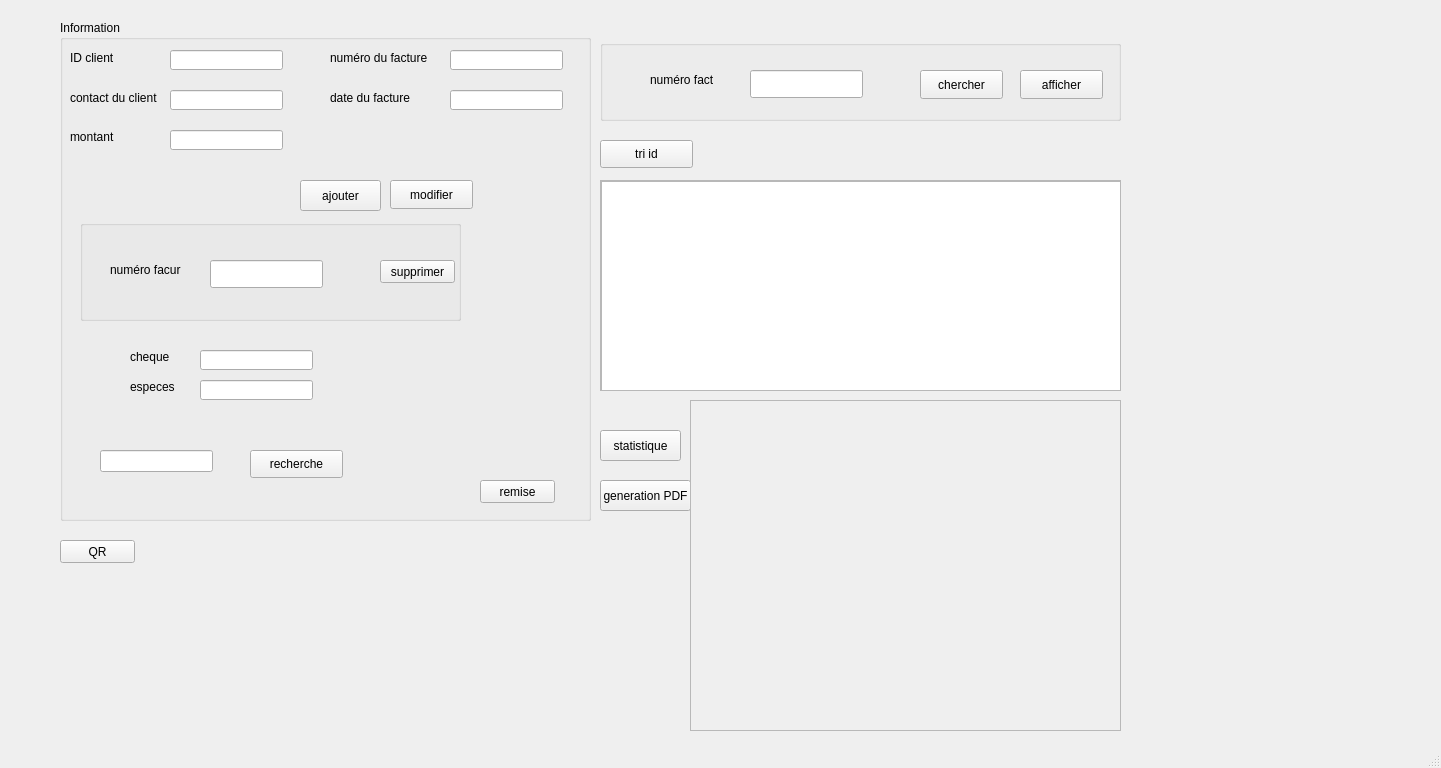
Above: mainwindow.ui from semah22/Projet-cpp before the change. Below: the same form after it.
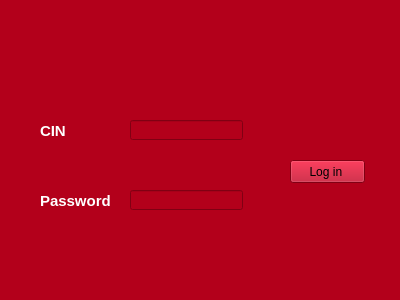
That is the form after the change.

What changed in the file:
```diff
--- a/mainwindow.ui
+++ b/mainwindow.ui
@@ -6,488 +6,100 @@
    <rect>
     <x>0</x>
     <y>0</y>
-    <width>1441</width>
-    <height>768</height>
+    <width>400</width>
+    <height>300</height>
    </rect>
   </property>
   <property name="windowTitle">
    <string>MainWindow</string>
   </property>
-  <widget class="QWidget" name="centralwidget">
-   <widget class="QScrollArea" name="scrollArea">
+  <property name="styleSheet">
+   <string notr="true">background-color: rgb(179, 0, 27);</string>
+  </property>
+  <widget class="QWidget" name="centralWidget">
+   <widget class="QPushButton" name="pushButton">
     <property name="geometry">
      <rect>
-      <x>600</x>
-      <y>180</y>
-      <width>521</width>
-      <height>211</height>
-     </rect>
-    </property>
-    <property name="widgetResizable">
-     <bool>true</bool>
-    </property>
-    <widget class="QWidget" name="scrollAreaWidgetContents">
-     <property name="geometry">
-      <rect>
-       <x>0</x>
-       <y>0</y>
-       <width>519</width>
-       <height>209</height>
-      </rect>
-     </property>
-     <widget class="QTableView" name="tabView">
-      <property name="geometry">
-       <rect>
-        <x>0</x>
-        <y>0</y>
-        <width>521</width>
-        <height>251</height>
-       </rect>
-      </property>
-     </widget>
-    </widget>
-   </widget>
-   <widget class="QGroupBox" name="groupBox_3">
-    <property name="geometry">
-     <rect>
-      <x>600</x>
-      <y>40</y>
-      <width>521</width>
-      <height>81</height>
-     </rect>
-    </property>
-    <property name="title">
-     <string/>
-    </property>
-    <widget class="QPushButton" name="pushButton_3">
-     <property name="geometry">
-      <rect>
-       <x>320</x>
-       <y>30</y>
-       <width>83</width>
-       <height>29</height>
-      </rect>
-     </property>
-     <property name="text">
-      <string>chercher</string>
-     </property>
-    </widget>
-    <widget class="QPushButton" name="pushButton_4">
-     <property name="geometry">
-      <rect>
-       <x>420</x>
-       <y>30</y>
-       <width>83</width>
-       <height>29</height>
-      </rect>
-     </property>
-     <property name="text">
-      <string>afficher</string>
-     </property>
-    </widget>
-    <widget class="QLineEdit" name="num_d">
-     <property name="geometry">
-      <rect>
-       <x>150</x>
-       <y>30</y>
-       <width>113</width>
-       <height>28</height>
-      </rect>
-     </property>
-    </widget>
-    <widget class="QLabel" name="label_8">
-     <property name="geometry">
-      <rect>
-       <x>50</x>
-       <y>30</y>
-       <width>63</width>
-       <height>20</height>
-      </rect>
-     </property>
-     <property name="text">
-      <string>numéro facture</string>
-     </property>
-    </widget>
-   </widget>
-   <widget class="QGroupBox" name="groupBox_4">
-    <property name="geometry">
-     <rect>
-      <x>60</x>
-      <y>20</y>
-      <width>531</width>
-      <height>501</height>
-     </rect>
-    </property>
-    <property name="title">
-     <string>Information</string>
-    </property>
-    <widget class="QLabel" name="label_2">
-     <property name="geometry">
-      <rect>
-       <x>10</x>
-       <y>30</y>
-       <width>71</width>
-       <height>16</height>
-      </rect>
-     </property>
-     <property name="text">
-      <string>ID client</string>
-     </property>
-    </widget>
-    <widget class="QLabel" name="label_4">
-     <property name="geometry">
-      <rect>
-       <x>10</x>
-       <y>70</y>
-       <width>91</width>
-       <height>16</height>
-      </rect>
-     </property>
-     <property name="text">
-      <string>contact du client</string>
-     </property>
-    </widget>
-    <widget class="QLabel" name="label_5">
-     <property name="geometry">
-      <rect>
-       <x>10</x>
-       <y>110</y>
-       <width>47</width>
-       <height>14</height>
-      </rect>
-     </property>
-     <property name="text">
-      <string>montant</string>
-     </property>
-    </widget>
-    <widget class="QLineEdit" name="le_montant_fact">
-     <property name="geometry">
-      <rect>
-       <x>110</x>
-       <y>110</y>
-       <width>113</width>
-       <height>20</height>
-      </rect>
-     </property>
-    </widget>
-    <widget class="QLineEdit" name="le_num_tel">
-     <property name="geometry">
-      <rect>
-       <x>110</x>
-       <y>70</y>
-       <width>113</width>
-       <height>20</height>
-      </rect>
-     </property>
-    </widget>
-    <widget class="QLineEdit" name="le_id_client">
-     <property name="geometry">
-      <rect>
-       <x>110</x>
-       <y>30</y>
-       <width>113</width>
-       <height>20</height>
-      </rect>
-     </property>
-    </widget>
-    <widget class="QPushButton" name="pb_ajouter">
-     <property name="geometry">
-      <rect>
-       <x>240</x>
-       <y>160</y>
-       <width>81</width>
-       <height>31</height>
-      </rect>
-     </property>
-     <property name="text">
-      <string>ajouter</string>
-     </property>
-    </widget>
-    <widget class="QPushButton" name="pb_modifier">
-     <property name="geometry">
-      <rect>
-       <x>330</x>
-       <y>160</y>
-       <width>83</width>
-       <height>29</height>
-      </rect>
-     </property>
-     <property name="text">
-      <string>modifier</string>
-     </property>
-    </widget>
-    <widget class="QLineEdit" name="le_num_fact">
-     <property name="geometry">
-      <rect>
-       <x>390</x>
-       <y>30</y>
-       <width>113</width>
-       <height>20</height>
-      </rect>
-     </property>
-    </widget>
-    <widget class="QLabel" name="label">
-     <property name="geometry">
-      <rect>
-       <x>270</x>
-       <y>30</y>
-       <width>101</width>
-       <height>16</height>
-      </rect>
-     </property>
-     <property name="text">
-      <string>numéro du facture</string>
-     </property>
-    </widget>
-    <widget class="QLabel" name="label_3">
-     <property name="geometry">
-      <rect>
-       <x>270</x>
-       <y>70</y>
-       <width>91</width>
-       <height>16</height>
-      </rect>
-     </property>
-     <property name="text">
-      <string>date du facture</string>
-     </property>
-    </widget>
-    <widget class="QGroupBox" name="groupBox_2">
-     <property name="geometry">
-      <rect>
-       <x>20</x>
-       <y>200</y>
-       <width>381</width>
-       <height>101</height>
-      </rect>
-     </property>
-     <property name="title">
-      <string/>
-     </property>
-     <widget class="QPushButton" name="pb_supprimer">
-      <property name="geometry">
-       <rect>
-        <x>300</x>
-        <y>40</y>
-        <width>75</width>
-        <height>23</height>
-       </rect>
-      </property>
-      <property name="text">
-       <string>supprimer</string>
-      </property>
-     </widget>
-     <widget class="QLabel" name="label_7">
-      <property name="geometry">
-       <rect>
-        <x>30</x>
-        <y>40</y>
-        <width>71</width>
-        <height>20</height>
-       </rect>
-      </property>
-      <property name="text">
-       <string>numéro facure</string>
-      </property>
-     </widget>
-     <widget class="QLineEdit" name="num_s">
-      <property name="geometry">
-       <rect>
-        <x>130</x>
-        <y>40</y>
-        <width>113</width>
-        <height>28</height>
-       </rect>
-      </property>
-     </widget>
-    </widget>
-    <widget class="QLineEdit" name="le_date_fact">
-     <property name="geometry">
-      <rect>
-       <x>390</x>
-       <y>70</y>
-       <width>113</width>
-       <height>20</height>
-      </rect>
-     </property>
-    </widget>
-    <widget class="QLabel" name="label_6">
-     <property name="geometry">
-      <rect>
-       <x>70</x>
-       <y>330</y>
-       <width>47</width>
-       <height>14</height>
-      </rect>
-     </property>
-     <property name="text">
-      <string>cheque</string>
-     </property>
-    </widget>
-    <widget class="QLabel" name="label_10">
-     <property name="geometry">
-      <rect>
-       <x>70</x>
-       <y>360</y>
-       <width>47</width>
-       <height>14</height>
-      </rect>
-     </property>
-     <property name="text">
-      <string>especes</string>
-     </property>
-    </widget>
-    <widget class="QLineEdit" name="le_payer_par_cheques">
-     <property name="geometry">
-      <rect>
-       <x>140</x>
-       <y>330</y>
-       <width>113</width>
-       <height>20</height>
-      </rect>
-     </property>
-    </widget>
-    <widget class="QLineEdit" name="le_payer_par_especes">
-     <property name="geometry">
-      <rect>
-       <x>140</x>
-       <y>360</y>
-       <width>113</width>
-       <height>20</height>
-      </rect>
-     </property>
-    </widget>
-    <widget class="QLineEdit" name="le_recherche">
-     <property name="geometry">
-      <rect>
-       <x>40</x>
-       <y>430</y>
-       <width>113</width>
-       <height>22</height>
-      </rect>
-     </property>
-    </widget>
-    <widget class="QPushButton" name="pushButton">
-     <property name="geometry">
-      <rect>
-       <x>190</x>
-       <y>430</y>
-       <width>93</width>
-       <height>28</height>
-      </rect>
-     </property>
-     <property name="text">
-      <string>recherche</string>
-     </property>
-    </widget>
-    <widget class="QPushButton" name="remise">
-     <property name="geometry">
-      <rect>
-       <x>420</x>
-       <y>460</y>
-       <width>75</width>
-       <height>23</height>
-      </rect>
-     </property>
-     <property name="text">
-      <string>remise</string>
-     </property>
-    </widget>
-   </widget>
-   <widget class="QPushButton" name="pb_tri_id">
-    <property name="geometry">
-     <rect>
-      <x>600</x>
-      <y>140</y>
-      <width>93</width>
-      <height>28</height>
-     </rect>
-    </property>
-    <property name="text">
-     <string>tri id</string>
-    </property>
-   </widget>
-   <widget class="QPushButton" name="pushButton_5">
-    <property name="geometry">
-     <rect>
-      <x>600</x>
-      <y>480</y>
-      <width>91</width>
-      <height>31</height>
-     </rect>
-    </property>
-    <property name="text">
-     <string>generation PDF</string>
-    </property>
-   </widget>
-   <widget class="QPushButton" name="pushButton_6">
-    <property name="geometry">
-     <rect>
-      <x>600</x>
-      <y>430</y>
-      <width>81</width>
-      <height>31</height>
-     </rect>
-    </property>
-    <property name="text">
-     <string>statistique</string>
-    </property>
-   </widget>
-   <widget class="QFrame" name="stat_2">
-    <property name="geometry">
-     <rect>
-      <x>690</x>
-      <y>400</y>
-      <width>431</width>
-      <height>331</height>
-     </rect>
-    </property>
-    <property name="frameShape">
-     <enum>QFrame::StyledPanel</enum>
-    </property>
-    <property name="frameShadow">
-     <enum>QFrame::Raised</enum>
-    </property>
-   </widget>
-   <widget class="QLabel" name="qrlabel">
-    <property name="geometry">
-     <rect>
-      <x>1130</x>
-      <y>370</y>
-      <width>251</width>
-      <height>201</height>
-     </rect>
-    </property>
-    <property name="text">
-     <string/>
-    </property>
-   </widget>
-   <widget class="QPushButton" name="QR">
-    <property name="geometry">
-     <rect>
-      <x>60</x>
-      <y>540</y>
+      <x>290</x>
+      <y>160</y>
       <width>75</width>
       <height>23</height>
      </rect>
     </property>
     <property name="text">
-     <string>QR</string>
+     <string>Log in </string>
     </property>
    </widget>
+   <widget class="QLabel" name="label">
+    <property name="geometry">
+     <rect>
+      <x>40</x>
+      <y>120</y>
+      <width>61</width>
+      <height>21</height>
+     </rect>
+    </property>
+    <property name="font">
+     <font>
+      <pointsize>11</pointsize>
+      <weight>75</weight>
+      <bold>true</bold>
+     </font>
+    </property>
+    <property name="styleSheet">
+     <string notr="true">color: rgb(255, 255, 255);</string>
+    </property>
+    <property name="text">
+     <string>CIN</string>
+    </property>
+   </widget>
+   <widget class="QLabel" name="label_2">
+    <property name="geometry">
+     <rect>
+      <x>40</x>
+      <y>190</y>
+      <width>81</width>
+      <height>21</height>
+     </rect>
+    </property>
+    <property name="font">
+     <font>
+      <pointsize>11</pointsize>
+      <weight>75</weight>
+      <bold>true</bold>
+     </font>
+    </property>
+    <property name="styleSheet">
+     <string notr="true">color: rgb(255, 255, 255);</string>
+    </property>
+    <property name="text">
+     <string>Password</string>
+    </property>
+   </widget>
+   <widget class="QLineEdit" name="lineEdit">
+    <property name="geometry">
+     <rect>
+      <x>130</x>
+      <y>190</y>
+      <width>113</width>
+      <height>20</height>
+     </rect>
+    </property>
+   </widget>
+   <widget class="QLineEdit" name="lineEdit_CINLOG">
+    <property name="geometry">
+     <rect>
+      <x>130</x>
+      <y>120</y>
+      <width>113</width>
+      <height>20</height>
+     </rect>
+    </property>
+   </widget>
   </widget>
-  <widget class="QMenuBar" name="menubar">
-   <property name="geometry">
-    <rect>
-     <x>0</x>
-     <y>0</y>
-     <width>1441</width>
-     <height>22</height>
-    </rect>
-   </property>
-  </widget>
-  <widget class="QStatusBar" name="statusbar"/>
+  <widget class="QStatusBar" name="statusBar"/>
  </widget>
+ <layoutdefault spacing="6" margin="11"/>
  <resources/>
  <connections/>
 </ui>
```
Left out of the diff: 2 changed lines with no effect on the pictures.
